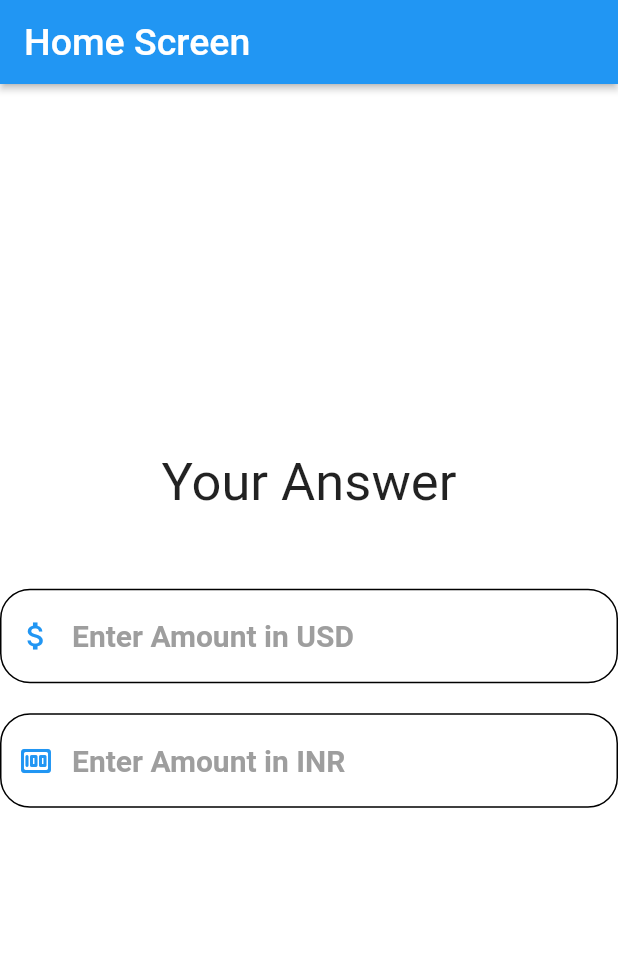
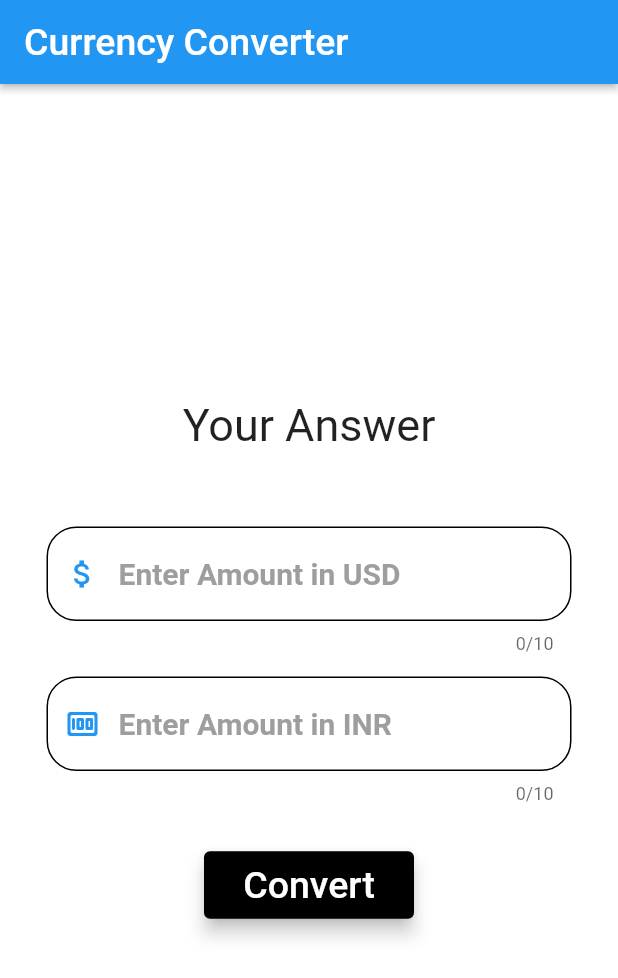
Before and after one commit to pulkit-singhall/currency_converter, a Flutter app: the screen it shows after launch, on a phone screen of 412 x 824 dp. Shown: the top 978 px of the screen. Run offline on Flutter 3.47's test engine with Material 2 defaults, Android fonts, the phone set to English and light mode, and no system bars.

Commit message:
Next Commit

```diff
--- a/lib/screens/homescreen.dart
+++ b/lib/screens/homescreen.dart
@@ -9,24 +9,27 @@ class HomeScreen extends StatelessWidget {
       backgroundColor: Colors.white,
       appBar: AppBar(
         title: const Text(
-          "Home Screen",
+          "Currency Converter",
           style: TextStyle(fontSize: 25),
         ),
         elevation: 2.0,
       ),
-      body: const Column(
+      body: Column(
         mainAxisAlignment: MainAxisAlignment.center,
         children: [
-          Text(
+          const Text(
             "Your Answer",
             style: TextStyle(
-              fontSize: 35,
+              fontSize: 30,
             ),
           ),
-          SizedBox(
+          const SizedBox(
             height: 50,
           ),
-          TextField(
+          Center(
+            child: Container(
+              width: 350,
+              child: const TextField(
                 decoration: InputDecoration(
                   hintText: "Enter Amount in USD",
                   hintStyle: TextStyle(
@@ -42,18 +45,24 @@ class HomeScreen extends StatelessWidget {
                     borderRadius: BorderRadius.all(Radius.circular(20)),
                   ),
                   enabledBorder: OutlineInputBorder(
-                borderSide: BorderSide(
-
-                ),
+                    borderSide: BorderSide(),
                     borderRadius: BorderRadius.all(Radius.circular(20)),
                   ),
                 ),
                 keyboardType: TextInputType.text,
+                maxLines: 1,
+                minLines: 1,
+                maxLength: 10,
               ),
-          SizedBox(
-            height: 20,
             ),
-          TextField(
+          ),
+          const SizedBox(
+            height: 15,
+          ),
+          Center(
+            child: Container(
+              width: 350,
+              child: const TextField(
                 decoration: InputDecoration(
                   hintText: "Enter Amount in INR",
                   hintStyle: TextStyle(
@@ -69,19 +78,35 @@ class HomeScreen extends StatelessWidget {
                     borderRadius: BorderRadius.all(Radius.circular(20)),
                   ),
                   enabledBorder: OutlineInputBorder(
-                borderSide: BorderSide(
-
-                ),
+                    borderSide: BorderSide(),
                     borderRadius: BorderRadius.all(Radius.circular(20)),
                   ),
                 ),
+                maxLines: 1,
+                minLines: 1,
+                maxLength: 10,
                 keyboardType: TextInputType.text,
               ),
-          SizedBox(
-            height: 40,
+            ),
+          ),
+          const SizedBox(
+            height: 30,
           ),
           // button
+          ElevatedButton(
+              onPressed: () {
 
+              },
+              child: const Text(
+                "Convert",
+                style: TextStyle(fontSize: 25),
+              ),
+            style: const ButtonStyle(
+              backgroundColor: MaterialStatePropertyAll(Colors.black),
+              elevation: MaterialStatePropertyAll(5),
+              fixedSize: MaterialStatePropertyAll(Size(140,45)),
+            ) ,
+          ),
         ],
       ),
     );
```
Lines whose indentation alone changed are shown as unchanged.
